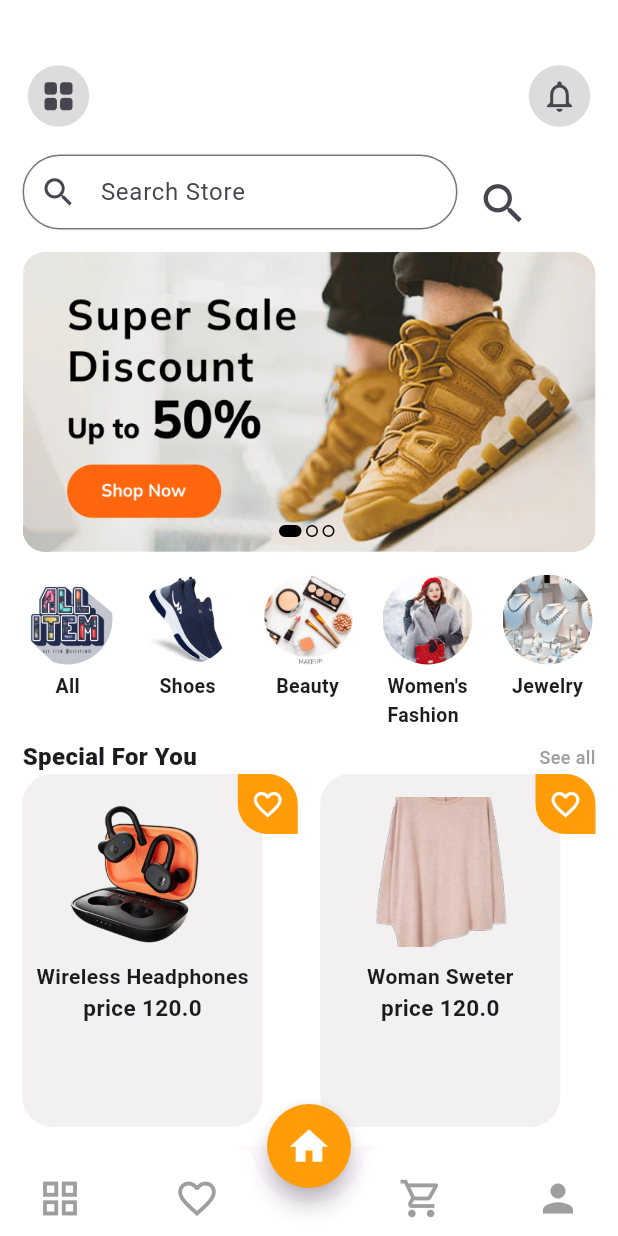
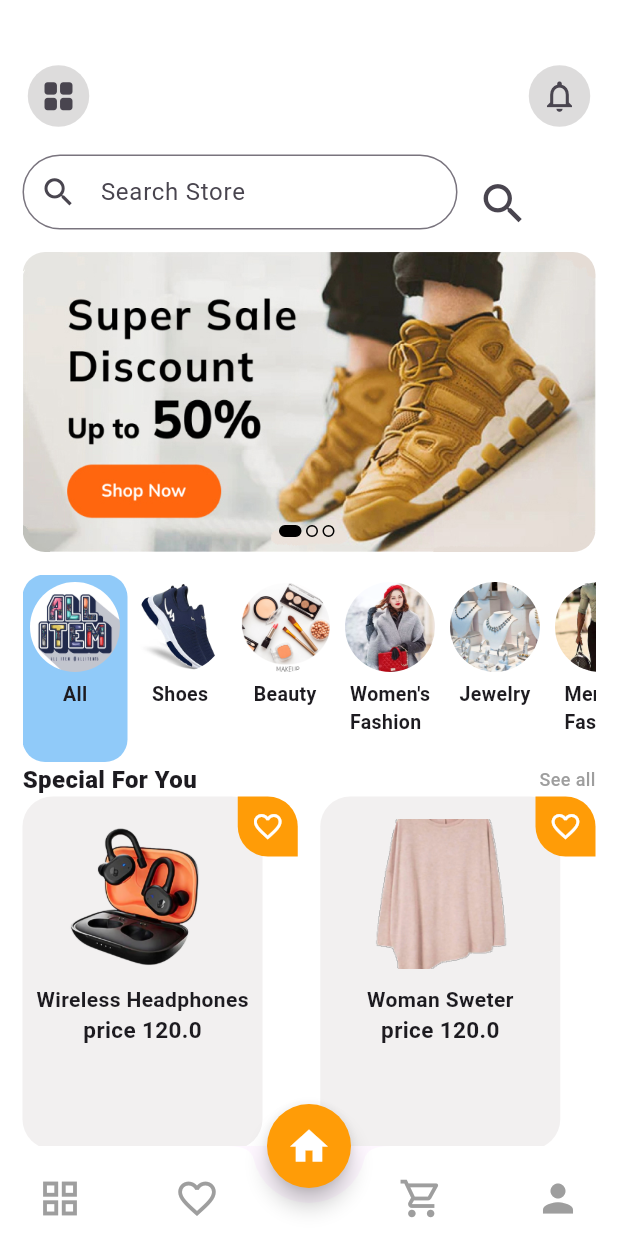
Before and after one commit to SyedEbad902/Ecommerce-app-flutter, a Flutter app: the screen it shows after launch, on a phone screen of 412 x 824 dp. Run offline on Flutter 3.47's test engine with Material 3 defaults, Android fonts, the phone set to English and light mode, and no system bars.

Commit message:
categories added

```diff
--- a/lib/cart/total_screen.dart
+++ b/lib/cart/total_screen.dart
@@ -30,7 +30,7 @@ class TotalScreen extends StatelessWidget {
                 contentPadding:
                     const EdgeInsets.symmetric(vertical: 5, horizontal: 15),
                 filled: true,
-                fillColor: const Color.fromARGB(255, 255, 156, 7),
+                fillColor: Colors.grey.shade100,
                 hintText: "Enter Discount code",
                 hintStyle: const TextStyle(
                     fontSize: 13,
--- a/lib/data/product_data.dart
+++ b/lib/data/product_data.dart
@@ -186,7 +186,7 @@ final List<Product> shoes = [
     title: "Air Jordan",
     description:
         "Lorem ipsum dolor sit amet, consectetur adipiscing elit, sed do eiusmod tempor incididunt ut labore et dolore magna aliqua. Donec massa sapien faucibus et molestie ac feugiat. In massa tempor nec feugiat nisl. Libero id faucibus nisl tincidunt.",
-    image: "images/shoes/Air Jordan.png",
+    image: "assets/images/shopping/Air Jordan.png",
     price: 255,
     seller: "The Seller",
     colors: [
@@ -203,7 +203,7 @@ final List<Product> shoes = [
     title: "Vans Old Skool",
     description:
         "Lorem ipsum dolor sit amet, consectetur adipiscing elit, sed do eiusmod tempor incididunt ut labore et dolore magna aliqua. Donec massa sapien faucibus et molestie ac feugiat. In massa tempor nec feugiat nisl. Libero id faucibus nisl tincidunt.",
-    image: "images/shoes/vans old skool.png",
+    image: "assets/images/shopping/vans old skool.png",
     price: 300,
     seller: "Mrs Store",
     colors: [
@@ -220,7 +220,7 @@ final List<Product> shoes = [
     title: "Women-Shoes",
     description:
         "Lorem ipsum dolor sit amet, consectetur adipiscing elit, sed do eiusmod tempor incididunt ut labore et dolore magna aliqua. Donec massa sapien faucibus et molestie ac feugiat. In massa tempor nec feugiat nisl. Libero id faucibus nisl tincidunt.",
-    image: "images/shoes/women-shoes.png",
+    image: "assets/images/shopping/women-shoes.png",
     price: 500,
     seller: "Shoes Store",
     colors: [
@@ -237,7 +237,7 @@ final List<Product> shoes = [
     title: "Sports Shoes",
     description:
         "Lorem ipsum dolor sit amet, consectetur adipiscing elit, sed do eiusmod tempor incididunt ut labore et dolore magna aliqua. Donec massa sapien faucibus et molestie ac feugiat. In massa tempor nec feugiat nisl. Libero id faucibus nisl tincidunt.",
-    image: "images/shoes/sports shoes.png",
+    image: "assets/images/shopping/sports shoes.png",
     price: 155,
     seller: "Hari Store",
     colors: [
@@ -254,7 +254,7 @@ final List<Product> shoes = [
     title: "White Sneaker",
     description:
         "Lorem ipsum dolor sit amet, consectetur adipiscing elit, sed do eiusmod tempor incididunt ut labore et dolore magna aliqua. Donec massa sapien faucibus et molestie ac feugiat. In massa tempor nec feugiat nisl. Libero id faucibus nisl tincidunt.",
-    image: "images/shoes/white sneaker.png",
+    image: "assets/images/shopping/white sneaker.png",
     price: 1000,
     seller: "Jacket Store",
     colors: [
@@ -274,7 +274,7 @@ final List<Product> beauty = [
     title: "Face Care Product",
     description:
         "Lorem ipsum dolor sit amet, consectetur adipiscing elit, sed do eiusmod tempor incididunt ut labore et dolore magna aliqua. Donec massa sapien faucibus et molestie ac feugiat. In massa tempor nec feugiat nisl. Libero id faucibus nisl tincidunt.",
-    image: "images/beauty/face care.png",
+    image: "assets/images/shopping/face care.png",
     price: 1500,
     seller: "Yojana Seller",
     colors: [
@@ -291,7 +291,7 @@ final List<Product> beauty = [
     title: "Super Perfume",
     description:
         "Lorem ipsum dolor sit amet, consectetur adipiscing elit, sed do eiusmod tempor incididunt ut labore et dolore magna aliqua. Donec massa sapien faucibus et molestie ac feugiat. In massa tempor nec feugiat nisl. Libero id faucibus nisl tincidunt.",
-    image: "images/beauty/perfume.png",
+    image: "assets/images/shopping/perfume.png",
     price: 155,
     seller: "Love Seller",
     colors: [
@@ -308,7 +308,7 @@ final List<Product> beauty = [
     title: "Skin-Care Product",
     description:
         "Lorem ipsum dolor sit amet, consectetur adipiscing elit, sed do eiusmod tempor incididunt ut labore et dolore magna aliqua. Donec massa sapien faucibus et molestie ac feugiat. In massa tempor nec feugiat nisl. Libero id faucibus nisl tincidunt.",
-    image: "images/beauty/skin-care.png",
+    image: "assets/images/shopping/skin-care.png",
     price: 999,
     seller: "Mr Beast",
     colors: [
@@ -328,7 +328,7 @@ final List<Product> womenFashion = [
     title: " Women Kurta",
     description:
         "Lorem ipsum dolor sit amet, consectetur adipiscing elit, sed do eiusmod tempor incididunt ut labore et dolore magna aliqua. Donec massa sapien faucibus et molestie ac feugiat. In massa tempor nec feugiat nisl. Libero id faucibus nisl tincidunt.",
-    image: "images/women fashion/kurta.png",
+    image: "assets/images/shopping/kurta.png",
     price: 299,
     seller: "Sila Store",
     colors: [
@@ -345,7 +345,7 @@ final List<Product> womenFashion = [
     title: "Mens Jacket",
     description:
         "Lorem ipsum dolor sit amet, consectetur adipiscing elit, sed do eiusmod tempor incididunt ut labore et dolore magna aliqua. Donec massa sapien faucibus et molestie ac feugiat. In massa tempor nec feugiat nisl. Libero id faucibus nisl tincidunt.",
-    image: "images/women fashion/lehenga.png",
+    image: "assets/images/shopping/lehenga.png",
     price: 666,
     seller: "My Store",
     colors: [
@@ -362,7 +362,7 @@ final List<Product> womenFashion = [
     title: "T-Shert",
     description:
         "Lorem ipsum dolor sit amet, consectetur adipiscing elit, sed do eiusmod tempor incididunt ut labore et dolore magna aliqua. Donec massa sapien faucibus et molestie ac feugiat. In massa tempor nec feugiat nisl. Libero id faucibus nisl tincidunt.",
-    image: "images/women fashion/t-shert.png",
+    image: "assets/images/shopping/t-shert.png",
     price: 155,
     seller: "Love Store",
     colors: [
@@ -379,7 +379,7 @@ final List<Product> womenFashion = [
     title: "  Pants",
     description:
         "Lorem ipsum dolor sit amet, consectetur adipiscing elit, sed do eiusmod tempor incididunt ut labore et dolore magna aliqua. Donec massa sapien faucibus et molestie ac feugiat. In massa tempor nec feugiat nisl. Libero id faucibus nisl tincidunt.",
-    image: "images/women fashion/pants.png",
+    image: "assets/images/shopping/pants.png",
     price: 155,
     seller: "PK Store",
     colors: [
@@ -398,7 +398,7 @@ final List<Product> jewelry = [
     title: "Earrings",
     description:
         "Lorem ipsum dolor sit amet, consectetur adipiscing elit, sed do eiusmod tempor incididunt ut labore et dolore magna aliqua. Donec massa sapien faucibus et molestie ac feugiat. In massa tempor nec feugiat nisl. Libero id faucibus nisl tincidunt.",
-    image: "images/jewelry/earrings.png",
+    image: "assets/images/shopping/earrings.png",
     price: 3000,
     seller: "Gold Store",
     colors: [
@@ -415,7 +415,7 @@ final List<Product> jewelry = [
     title: "Jewelry-Box",
     description:
         "Lorem ipsum dolor sit amet, consectetur adipiscing elit, sed do eiusmod tempor incididunt ut labore et dolore magna aliqua. Donec massa sapien faucibus et molestie ac feugiat. In massa tempor nec feugiat nisl. Libero id faucibus nisl tincidunt.",
-    image: "images/jewelry/jewelry-box.png",
+    image: "assets/images/shopping/jewelry-box.png",
     price: 300,
     seller: "Love Love",
     colors: [
@@ -432,7 +432,7 @@ final List<Product> jewelry = [
     title: "Wedding Ring",
     description:
         "Lorem ipsum dolor sit amet, consectetur adipiscing elit, sed do eiusmod tempor incididunt ut labore et dolore magna aliqua. Donec massa sapien faucibus et molestie ac feugiat. In massa tempor nec feugiat nisl. Libero id faucibus nisl tincidunt.",
-    image: "images/jewelry/wedding ring.png",
+    image: "assets/images/shopping/wedding ring.png",
     price: 155,
     seller: "I Am Seller",
     colors: [
@@ -449,7 +449,7 @@ final List<Product> jewelry = [
     title: "Necklace-Jewellery",
     description:
         "Lorem ipsum dolor sit amet, consectetur adipiscing elit, sed do eiusmod tempor incididunt ut labore et dolore magna aliqua. Donec massa sapien faucibus et molestie ac feugiat. In massa tempor nec feugiat nisl. Libero id faucibus nisl tincidunt.",
-    image: "images/jewelry/necklace-jewellery.png",
+    image: "assets/images/shopping/necklace-jewellery.png",
     price: 5000,
     seller: "Jewellery Store",
     colors: [
@@ -468,7 +468,7 @@ final List<Product> menFashion = [
     title: "Man Jacket",
     description:
         "Lorem ipsum dolor sit amet, consectetur adipiscing elit, sed do eiusmod tempor incididunt ut labore et dolore magna aliqua. Donec massa sapien faucibus et molestie ac feugiat. In massa tempor nec feugiat nisl. Libero id faucibus nisl tincidunt.",
-    image: "images/men fashion/man jacket.png",
+    image: "assets/images/shopping/man jacket.png",
     price: 500,
     seller: "Men Store",
     colors: [
@@ -485,7 +485,7 @@ final List<Product> menFashion = [
     title: "Men Pants",
     description:
         "Lorem ipsum dolor sit amet, consectetur adipiscing elit, sed do eiusmod tempor incididunt ut labore et dolore magna aliqua. Donec massa sapien faucibus et molestie ac feugiat. In massa tempor nec feugiat nisl. Libero id faucibus nisl tincidunt.",
-    image: "images/men fashion/pants.png",
+    image: "assets/images/shopping/pants.png",
     price: 400,
     seller: "My Store",
     colors: [
@@ -502,7 +502,7 @@ final List<Product> menFashion = [
     title: "Men Shert",
     description:
         "Lorem ipsum dolor sit amet, consectetur adipiscing elit, sed do eiusmod tempor incididunt ut labore et dolore magna aliqua. Donec massa sapien faucibus et molestie ac feugiat. In massa tempor nec feugiat nisl. Libero id faucibus nisl tincidunt.",
-    image: "images/men fashion/shert.png",
+    image: "assets/images/shopping/shert.png",
     price: 300,
     seller: "Roman Store",
     colors: [
@@ -519,7 +519,7 @@ final List<Product> menFashion = [
     title: "T-Shirt",
     description:
         "Lorem ipsum dolor sit amet, consectetur adipiscing elit, sed do eiusmod tempor incididunt ut labore et dolore magna aliqua. Donec massa sapien faucibus et molestie ac feugiat. In massa tempor nec feugiat nisl. Libero id faucibus nisl tincidunt.",
-    image: "images/men fashion/t-shirt.png",
+    image: "assets/images/shopping/t-shirt.png",
     price: 200,
     seller: "Hot Store",
     colors: [
@@ -536,7 +536,7 @@ final List<Product> menFashion = [
     title: "Watch",
     description:
         "Lorem ipsum dolor sit amet, consectetur adipiscing elit, sed do eiusmod tempor incididunt ut labore et dolore magna aliqua. Donec massa sapien faucibus et molestie ac feugiat. In massa tempor nec feugiat nisl. Libero id faucibus nisl tincidunt.",
-    image: "images/men fashion/watch.png",
+    image: "assets/images/shopping/watch.png",
     price: 1000,
     seller: "Jacket Store",
     colors: [
--- a/lib/home/home_screen.dart
+++ b/lib/home/home_screen.dart
@@ -1,8 +1,8 @@
 import 'package:ecomerce_app/data/product_data.dart';
 import 'package:ecomerce_app/home/widgets/home_shoping_items.dart';
 import 'package:flutter/material.dart';
+import '../data/categories_data.dart';
 import 'widgets/home_appbar.dart';
-import 'widgets/home_categories.dart';
 import 'widgets/home_image_slider.dart';
 import 'widgets/home_searchbar.dart';
 
@@ -15,9 +15,18 @@ class MyHomeScreen extends StatefulWidget {
 
 class _MyHomeScreenState extends State<MyHomeScreen> {
   int currentSlider = 0;
+  int selectedIndex = 0;
 
   @override
   Widget build(BuildContext context) {
+    List<List<Product>> selectedCategory = [
+      all,
+      shoes,
+      beauty,
+      womenFashion,
+      jewelry,
+      menFashion
+    ];
     return Scaffold(
       backgroundColor: Colors.white,
       body: SingleChildScrollView(
@@ -50,7 +59,52 @@ class _MyHomeScreenState extends State<MyHomeScreen> {
                 height: 15,
               ),
               //for categories
-              const Categories(),
+              // Categories(),
+              SizedBox(
+                  height: 125,
+                  child: ListView.builder(
+                    scrollDirection: Axis.horizontal,
+                    itemCount: categoriesList.length,
+                    itemBuilder: (context, index) {
+                      return GestureDetector(
+                        onTap: () {
+                          setState(() {
+                            selectedIndex = index;
+                          });
+                        },
+                        child: Container(
+                          padding: EdgeInsets.all(5),
+                          decoration: BoxDecoration(
+                              borderRadius: BorderRadius.circular(15),
+                              color: selectedIndex == index
+                                  ? Colors.blue[200]
+                                  : Colors.transparent),
+                          child: Column(
+                            children: [
+                              Container(
+                                height: 60,
+                                width: 60,
+                                decoration: BoxDecoration(
+                                    shape: BoxShape.circle,
+                                    image: DecorationImage(
+                                        image: AssetImage(
+                                            categoriesList[index].image),
+                                        fit: BoxFit.cover)),
+                              ),
+                              const SizedBox(
+                                height: 5,
+                              ),
+                              Text(
+                                categoriesList[index].title,
+                                style: const TextStyle(
+                                    fontSize: 13, fontWeight: FontWeight.bold),
+                              ),
+                            ],
+                          ),
+                        ),
+                      );
+                    },
+                  )),
               //for special for you
               const Row(
                 mainAxisAlignment: MainAxisAlignment.spaceBetween,
@@ -76,9 +130,10 @@ class _MyHomeScreenState extends State<MyHomeScreen> {
                       childAspectRatio: 0.78,
                       crossAxisSpacing: 15,
                       mainAxisSpacing: 15),
-                  itemCount: all.length,
+                  itemCount: selectedCategory[selectedIndex].length,
                   itemBuilder: (context, index) {
-                    return ShopingItems(all: all[index]);
+                    return ShopingItems(
+                        all: selectedCategory[selectedIndex][index]);
                   })
             ],
           ),
--- a/lib/home/widgets/home_categories.dart
+++ /dev/null
@@ -1,40 +0,0 @@
-import 'package:ecomerce_app/data/categories_data.dart';
-import 'package:flutter/material.dart';
-
-class Categories extends StatelessWidget {
-  const Categories({super.key});
-
-  @override
-  Widget build(BuildContext context) {
-    return SizedBox(
-        height: 110,
-        child: ListView.separated(
-            scrollDirection: Axis.horizontal,
-            itemCount: categoriesList.length,
-            itemBuilder: (context, index) {
-              return Column(
-                children: [
-                  Container(
-                    height: 60,
-                    width: 60,
-                    decoration: BoxDecoration(
-                        shape: BoxShape.circle,
-                        image: DecorationImage(
-                            image: AssetImage(categoriesList[index].image),
-                            fit: BoxFit.cover)),
-                  ),
-                  const SizedBox(
-                    height: 5,
-                  ),
-                  Text(
-                    categoriesList[index].title,
-                    style: const TextStyle(fontSize: 13, fontWeight: FontWeight.bold),
-                  ),
-                ],
-              );
-            },
-            separatorBuilder: (context, index) => const SizedBox(
-                  width: 20,
-                )));
-  }
-}
```
Also changed, not shown: lib/cart/cart_screen.dart (+5 -3 lines), lib/provider/cart_provider.dart (+15 -3 lines).
